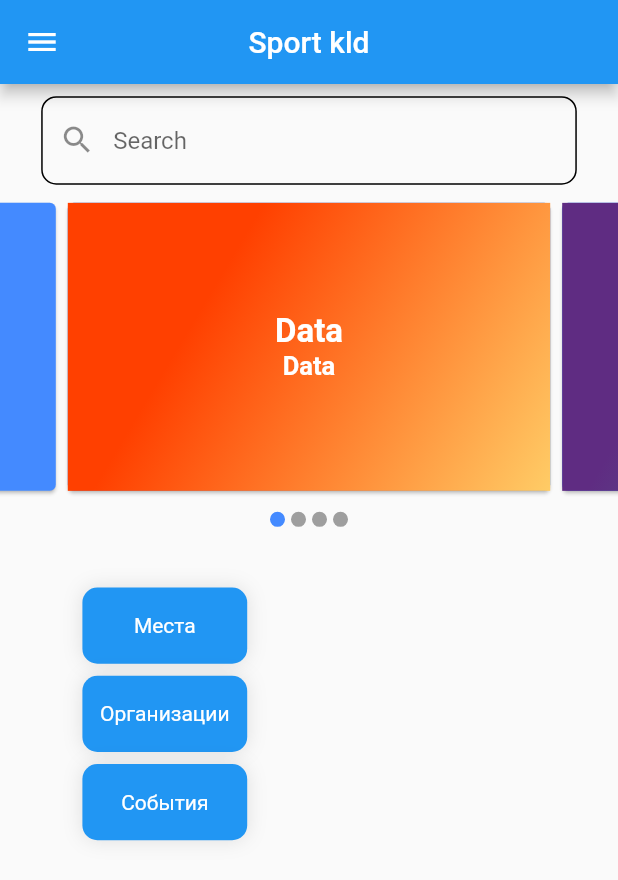
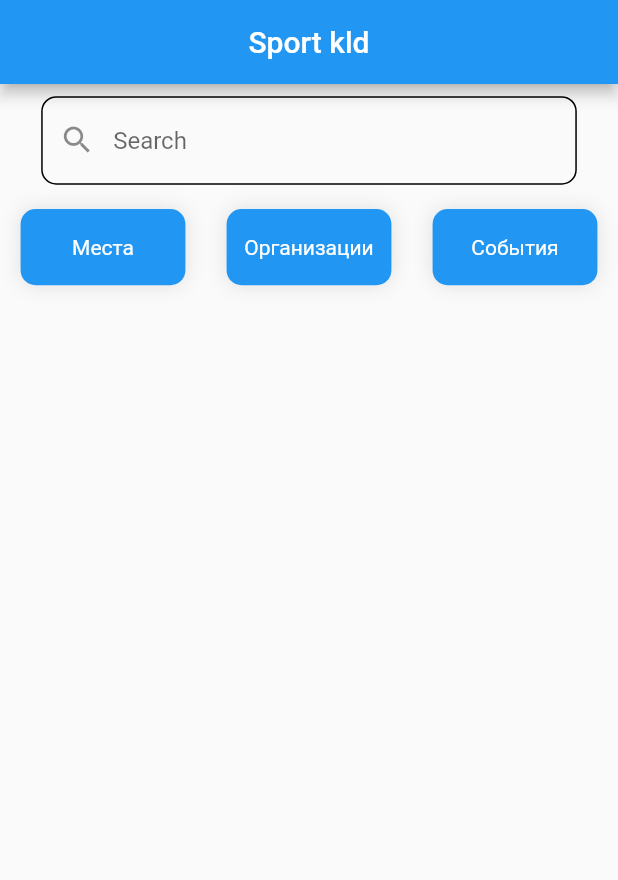
Before and after one commit to Vigorouzis/Sport_infrastructure, a Flutter app: the screen it shows after launch, on a phone screen of 412 x 824 dp. Shown: the top 880 px of the screen. Run offline on Flutter 3.47's test engine with Material 2 defaults, Android fonts, the phone set to English and light mode, and no system bars; drawn by our look-alikes of carousel_slider; our stand-ins replace dio, equatable, flutter_bloc, flutter_masked_text, flutter_screenutil, geolocator and 2 more.

Commit message:
Fix time and main screen

```diff
--- a/lib/ui/app_screen.dart
+++ b/lib/ui/app_screen.dart
@@ -13,8 +13,6 @@ class AppScreen extends StatefulWidget {
 
 class _AppScreenState extends State<AppScreen> {
   TextEditingController _searchController;
-  String access_token;
-  String refresh_token;
   SharedPrefs _prefs = SharedPrefs();
 
   @override
@@ -26,7 +24,6 @@ class _AppScreenState extends State<AppScreen> {
   @override
   Widget build(BuildContext context) {
     return Scaffold(
-      drawer: Drawer(),
       appBar: AppBar(
         centerTitle: true,
         title: Text(
@@ -57,12 +54,13 @@ class _AppScreenState extends State<AppScreen> {
                   ),
                 ),
               ),
-              ContentSlider(),
+              // ContentSlider(),
+              Row(
+                mainAxisAlignment: MainAxisAlignment.spaceAround,
+                children: [
                   Padding(
-                padding: EdgeInsets.only(left: 50.w, top: 30.h),
-                child: Column(
-                  children: [
-                    DefaultButton(
+                    padding: EdgeInsets.only(top: 8.h),
+                    child: DefaultButton(
                       onTap: () {
                         if (_searchController.text.isEmpty) {
                           ScaffoldMessenger.of(context).showSnackBar(
@@ -88,6 +86,7 @@ class _AppScreenState extends State<AppScreen> {
                       color: Colors.blue,
                       textColor: Colors.white,
                       haveShadow: true,
+                    ),
                   ),
                   Padding(
                     padding: EdgeInsets.only(top: 8.h),
@@ -137,7 +136,6 @@ class _AppScreenState extends State<AppScreen> {
                     ),
                   )
                 ],
-                ),
               )
             ],
           ),
```
Also changed, not shown: lib/ui/detail_screen.dart (+19 -22 lines). Lines whose indentation alone changed are shown as unchanged.
